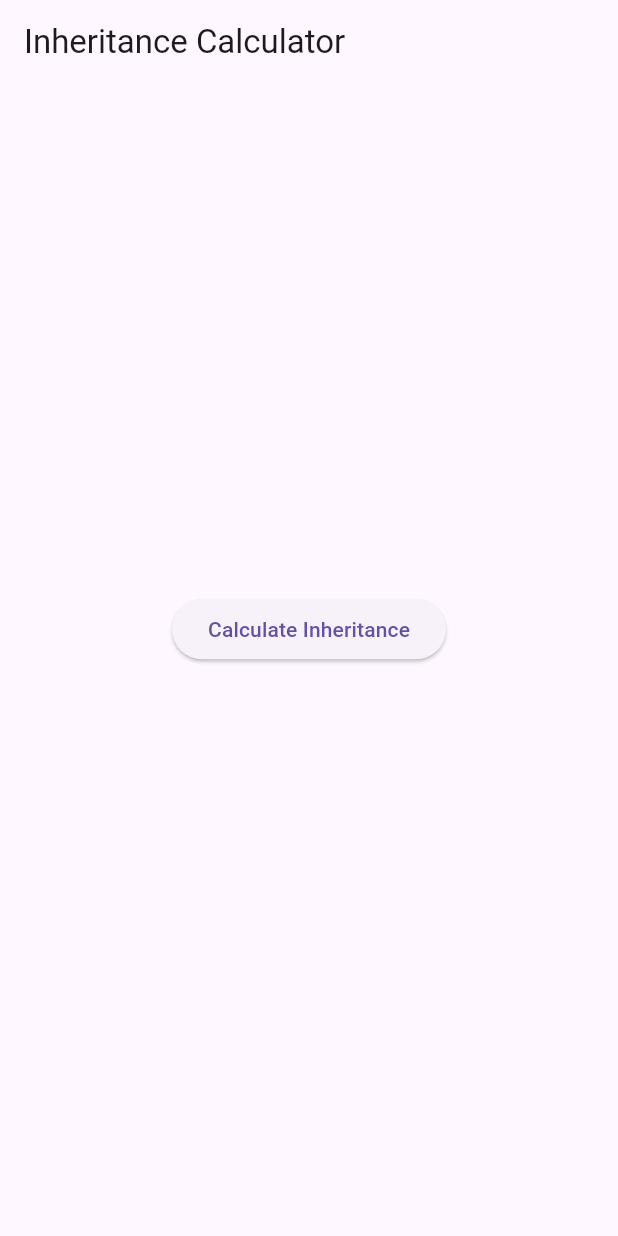
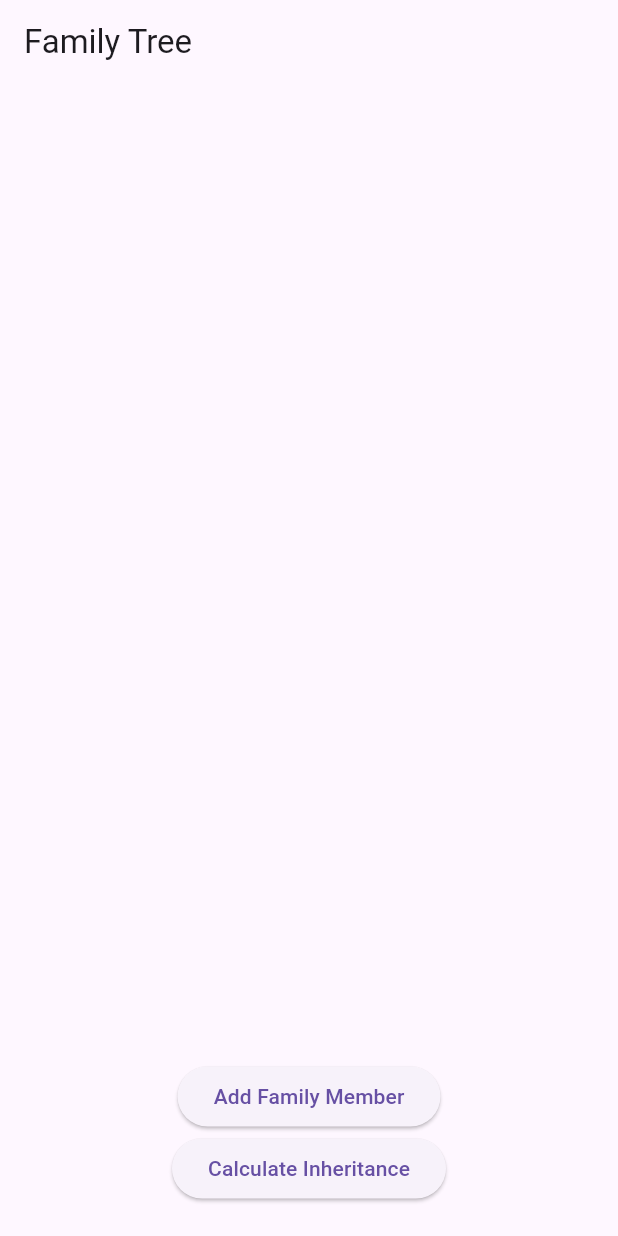
Before and after one commit to jakdemir/mirasyedi, a Flutter app: the screen it shows after launch, on a phone screen of 412 x 824 dp. Run offline on Flutter 3.47's test engine with Material 3 defaults, Android fonts, the phone set to English and light mode, and no system bars.

Commit message:
first working version with children

```diff
--- a/frontend/lib/main.dart
+++ b/frontend/lib/main.dart
@@ -10,32 +10,35 @@
   @override
   Widget build(BuildContext context) {
     return MaterialApp(
-          home: InheritanceCalculator(),
+      home: FamilyTreePage(),
     );
   }
 }
 
-    class InheritanceCalculator extends StatefulWidget {
+class FamilyTreePage extends StatefulWidget {
   @override
-      _InheritanceCalculatorState createState() => _InheritanceCalculatorState();
+  _FamilyTreePageState createState() => _FamilyTreePageState();
 }
 
-    class _InheritanceCalculatorState extends State<InheritanceCalculator> {
-      //String apiUrl = 'http://127.0.0.1:8000/calculate-inheritance';
-      String apiUrl = 'https://inheritance-backend-437307451072.us-west1.run.app/calculate-inheritance';
+class _FamilyTreePageState extends State<FamilyTreePage> {
+  //final String apiUrl = 'http://127.0.0.1:8000/calculate-inheritance';
+  final String apiUrl = 'https://inheritance-backend-437307451072.us-west1.run.app/calculate-inheritance';
+  List<Map<String, String>> familyMembers = [];
   String result = '';
 
-      Future<void> calculateInheritance() async {
+  void _addFamilyMember() {
+    setState(() {
+      familyMembers.add({'name': 'New Member', 'relation': 'child'});
+    });
+  }
+
+  Future<void> _calculateInheritance() async {
     final response = await http.post(
       Uri.parse(apiUrl),
       headers: {'Content-Type': 'application/json'},
       body: jsonEncode({
         'total_value': 100000,
-            'heirs': [
-              {'name': 'Alice', 'relation': 'spouse'},
-              {'name': 'Bob', 'relation': 'child'},
-              {'name': 'Charlie', 'relation': 'child'}
-            ]
+        'heirs': familyMembers,
       }),
     );
 
@@ -53,19 +56,30 @@
   @override
   Widget build(BuildContext context) {
     return Scaffold(
-          appBar: AppBar(title: Text('Inheritance Calculator')),
-          body: Center(
-            child: Column(
-              mainAxisAlignment: MainAxisAlignment.center,
+      appBar: AppBar(title: Text('Family Tree')),
+      body: Column(
         children: [
+          Expanded(
+            child: ListView.builder(
+              itemCount: familyMembers.length,
+              itemBuilder: (context, index) {
+                return ListTile(
+                  title: Text(familyMembers[index]['name'] ?? ''),
+                  subtitle: Text(familyMembers[index]['relation'] ?? ''),
+                );
+              },
+            ),
+          ),
           ElevatedButton(
-                  onPressed: calculateInheritance,
+            onPressed: _addFamilyMember,
+            child: Text('Add Family Member'),
+          ),
+          ElevatedButton(
+            onPressed: _calculateInheritance,
             child: Text('Calculate Inheritance'),
           ),
-                SizedBox(height: 20),
           Text(result),
         ],
-            ),
       ),
     );
   }
--- a/frontend/pubspec.yaml
+++ b/frontend/pubspec.yaml
@@ -30,6 +30,7 @@ environment:
 dependencies:
   flutter:
     sdk: flutter
+  provider: ^6.1.1
 
   # The following adds the Cupertino Icons font to your application.
   # Use with the CupertinoIcons class for iOS style icons.
```
Also changed, not shown: frontend/pubspec.lock. Lines whose indentation alone changed are shown as unchanged.
